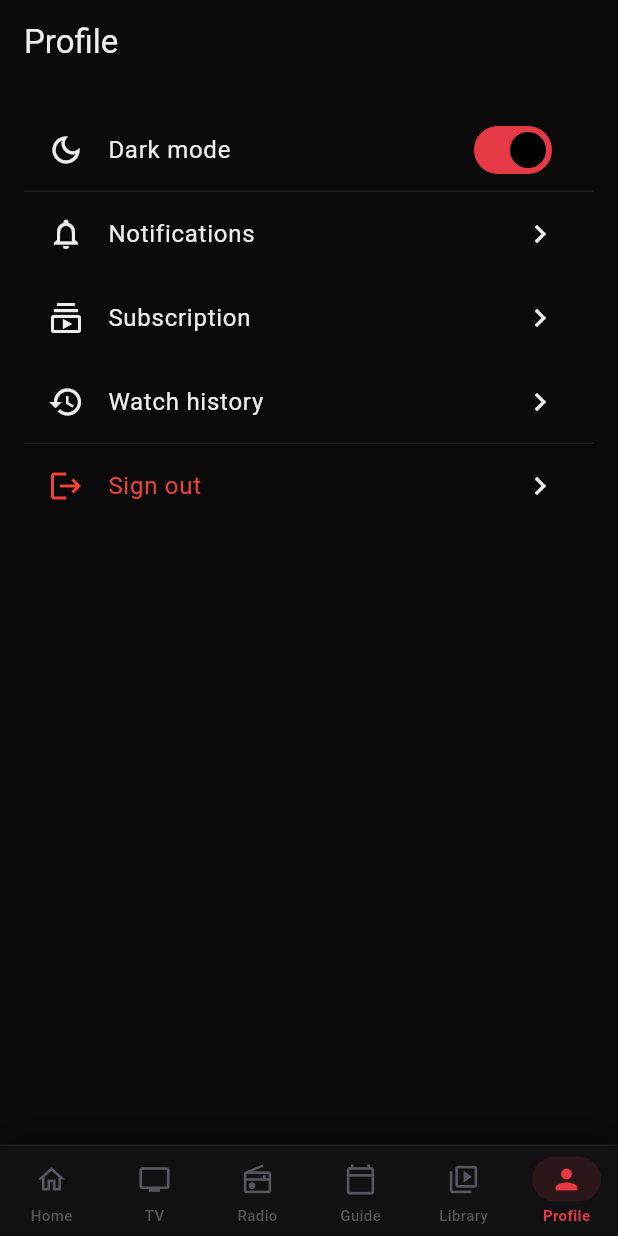
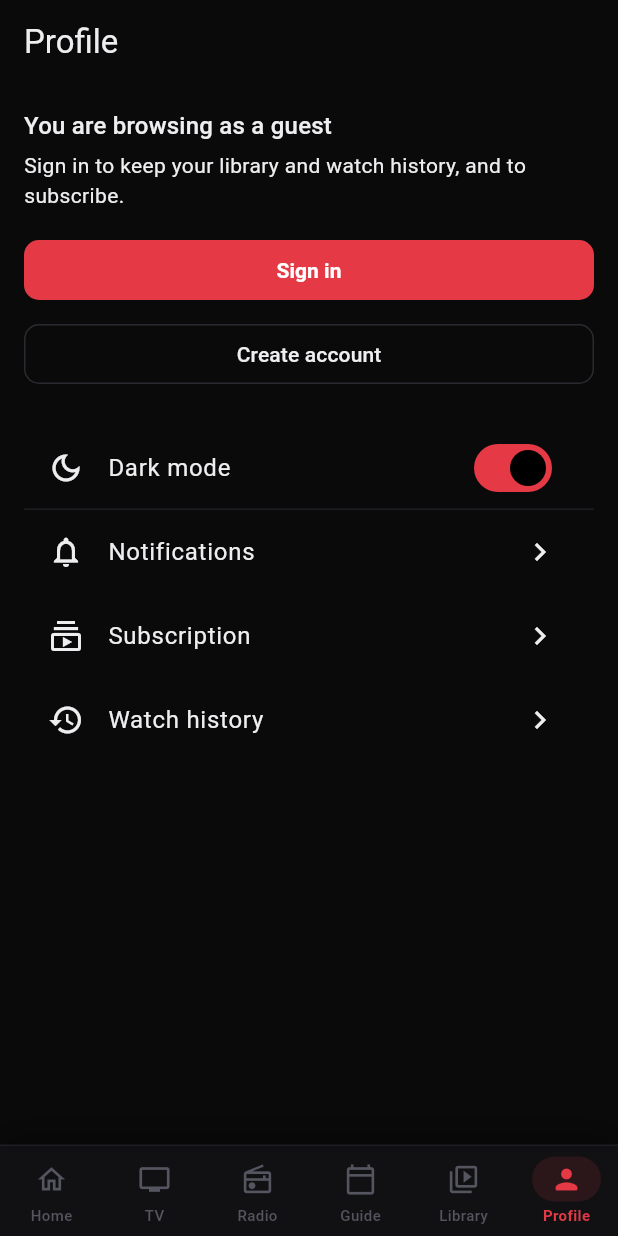
Before and after one commit to TgkCapture/OpenAir, a Flutter app: the ProfileScreen screen opened by its route, on a phone screen of 412 x 824 dp. Run offline on Flutter 3.47's test engine with Material 3 defaults, Android fonts, the phone set to English and light mode, and no system bars; our stand-ins replace dio, equatable, flutter_bloc, flutter_local_notifications, flutter_secure_storage, get_it and 3 more; missing offline and left inert: media_kit, media_kit_video; accounts and stored records are empty; network calls fail.

Commit message:
feat: keep mobile users signed in and make logout real
Restore the saved session at launch, renew the access token on a 401
and replay the request, and sign out on the server and device.

The app now opens on Home for guests and signed-in users alike, which
replaces the debug-only auth bypass.

Co-Authored-By: Claude Fable 5.2 <noreply@anthropic.com>

```diff
--- a/mobile/lib/app/app.dart
+++ b/mobile/lib/app/app.dart
@@ -14,7 +14,10 @@ class OpenAirApp extends StatelessWidget {
     return MultiBlocProvider(
       providers: [
         BlocProvider(create: (_) => getIt<SettingsBloc>()..add(SettingsLoaded())),
-        BlocProvider(create: (_) => getIt<AuthBloc>()),
+        BlocProvider(
+          lazy: false,
+          create: (_) => getIt<AuthBloc>()..add(AuthSessionRestoreRequested()),
+        ),
       ],
       child: BlocBuilder<SettingsBloc, SettingsState>(
         builder: (context, state) {
--- a/mobile/lib/app/router.dart
+++ b/mobile/lib/app/router.dart
@@ -1,5 +1,4 @@
 import 'package:go_router/go_router.dart';
-import 'package:flutter/foundation.dart';
 import 'package:openair/app/shell.dart';
 import 'package:openair/features/auth/screens/forgot_password_screen.dart';
 import 'package:openair/features/auth/screens/login_screen.dart';
@@ -12,10 +11,10 @@ import 'package:openair/features/library/screens/library_screen.dart';
 import 'package:openair/features/profile/screens/profile_screen.dart';
 
 class AppRouter {
-  static const bool _bypassAuth = kDebugMode;
-
+  // The app opens on Home for everyone. Guests can browse and play free
+  // content; signing in is offered from the Profile tab.
   static final router = GoRouter(
-    initialLocation: _bypassAuth ? '/home' : '/login',
+    initialLocation: '/home',
     routes: [
       GoRoute(path: '/login', builder: (context, state) => const LoginScreen()),
       GoRoute(path: '/register', builder: (context, state) => const RegisterScreen()),
--- a/mobile/lib/features/auth/bloc/auth_event.dart
+++ b/mobile/lib/features/auth/bloc/auth_event.dart
@@ -4,6 +4,12 @@ abstract class AuthEvent extends Equatable {
   const AuthEvent();
   @override List<Object> get props => [];
 }
+
+/// Sent once at app start to pick up the session saved on the device.
+class AuthSessionRestoreRequested extends AuthEvent {}
+
+/// Sent when the server no longer accepts the saved session.
+class AuthSessionExpired extends AuthEvent {}
 
 class AuthLoginRequested extends AuthEvent {
   final String email;
--- a/mobile/lib/features/auth/models/auth_models.dart
+++ b/mobile/lib/features/auth/models/auth_models.dart
@@ -20,6 +20,14 @@ class AuthUser {
         avatarUrl: json['avatar_url'],
         role: json['role'],
       );
+
+  Map<String, dynamic> toJson() => {
+        'id': id,
+        'email': email,
+        'full_name': fullName,
+        'avatar_url': avatarUrl,
+        'role': role,
+      };
 }
 
 class AuthResponse {
--- a/mobile/lib/features/auth/screens/login_screen.dart
+++ b/mobile/lib/features/auth/screens/login_screen.dart
@@ -101,6 +101,10 @@ class _LoginScreenState extends State<LoginScreen> {
                         TextButton(onPressed: () => context.go('/register'), child: const Text('Sign up')),
                       ],
                     ),
+                    TextButton(
+                      onPressed: () => context.go('/home'),
+                      child: const Text('Continue without an account'),
+                    ),
                   ],
                 ),
               ),
--- a/mobile/lib/features/profile/screens/profile_screen.dart
+++ b/mobile/lib/features/profile/screens/profile_screen.dart
@@ -34,7 +34,31 @@ class ProfileScreen extends StatelessWidget {
                   ],
                 );
               }
-              return const SizedBox.shrink();
+              return Padding(
+                padding: const EdgeInsets.only(bottom: 24),
+                child: Column(
+                  crossAxisAlignment: CrossAxisAlignment.stretch,
+                  children: [
+                    Text('You are browsing as a guest',
+                        style: Theme.of(context).textTheme.titleMedium),
+                    const SizedBox(height: 4),
+                    Text(
+                      'Sign in to keep your library and watch history, and to subscribe.',
+                      style: Theme.of(context).textTheme.bodyMedium,
+                    ),
+                    const SizedBox(height: 16),
+                    FilledButton(
+                      onPressed: () => context.go('/login'),
+                      child: const Text('Sign in'),
+                    ),
+                    const SizedBox(height: 8),
+                    OutlinedButton(
+                      onPressed: () => context.go('/register'),
+                      child: const Text('Create account'),
+                    ),
+                  ],
+                ),
+              );
             },
           ),
           _SettingsTile(
@@ -63,14 +87,21 @@ class ProfileScreen extends StatelessWidget {
             title: 'Watch history',
             onTap: () {},
           ),
-          const Divider(),
-          _SettingsTile(
-            icon: Icons.logout,
-            title: 'Sign out',
-            color: Colors.red,
-            onTap: () {
-              context.read<AuthBloc>().add(AuthLogoutRequested());
-              context.go('/login');
+          BlocBuilder<AuthBloc, AuthState>(
+            builder: (context, state) {
+              if (state is! AuthSuccess) return const SizedBox.shrink();
+              return Column(
+                children: [
+                  const Divider(),
+                  _SettingsTile(
+                    icon: Icons.logout,
+                    title: 'Sign out',
+                    color: Colors.red,
+                    onTap: () =>
+                        context.read<AuthBloc>().add(AuthLogoutRequested()),
+                  ),
+                ],
+              );
             },
           ),
         ],
```
Also changed, not shown: mobile/lib/core/services/api_service.dart (+77 -12 lines), mobile/lib/features/auth/bloc/auth_bloc.dart (+48 -4 lines), mobile/lib/features/auth/repository/auth_repository.dart (+35 -8 lines), 1 other file.
